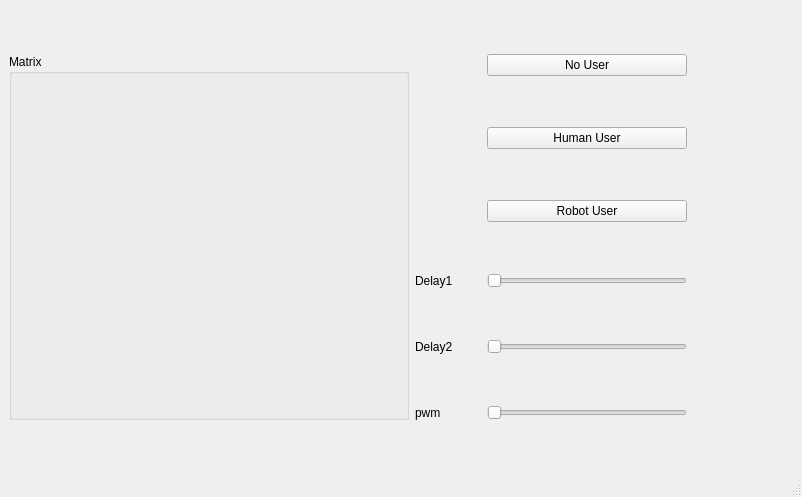
Festo-se/phand-ros, file festo_pressure_sensors/scripts/pressure_sensors.ui: the form before one commit.
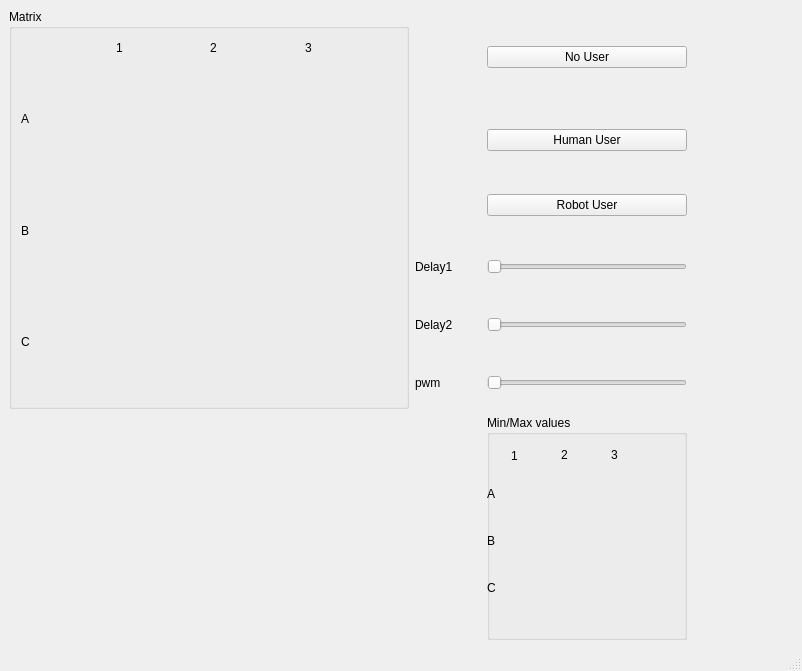
The form after the commit.

Commit message: GUI displays MIN/MAX values for each sensor

What changed in the file:
```diff
--- a/festo_pressure_sensors/scripts/pressure_sensors.ui
+++ b/festo_pressure_sensors/scripts/pressure_sensors.ui
@@ -7,7 +7,7 @@
     <x>0</x>
     <y>0</y>
     <width>802</width>
-    <height>497</height>
+    <height>671</height>
    </rect>
   </property>
   <property name="windowTitle">
@@ -70,24 +70,6 @@
       </property>
      </widget>
     </item>
-    <item row="0" column="0" rowspan="6">
-     <widget class="QGroupBox" name="groupBox">
-      <property name="minimumSize">
-       <size>
-        <width>400</width>
-        <height>0</height>
-       </size>
-      </property>
-      <property name="title">
-       <string>Matrix</string>
-      </property>
-      <layout class="QGridLayout" name="gridLayout_3">
-       <item row="0" column="0">
-        <layout class="QGridLayout" name="gl_pmatrix"/>
-       </item>
-      </layout>
-     </widget>
-    </item>
     <item row="3" column="2">
      <widget class="QSlider" name="hs_delay1">
       <property name="maximumSize">
@@ -177,6 +159,261 @@
       </property>
      </widget>
     </item>
+    <item row="0" column="0" rowspan="6">
+     <widget class="QGroupBox" name="groupBox">
+      <property name="minimumSize">
+       <size>
+        <width>400</width>
+        <height>400</height>
+       </size>
+      </property>
+      <property name="title">
+       <string>Matrix</string>
+      </property>
+      <layout class="QGridLayout" name="gridLayout_3">
+       <item row="1" column="1">
+        <layout class="QGridLayout" name="gl_pmatrix"/>
+       </item>
+       <item row="1" column="0">
+        <layout class="QVBoxLayout" name="verticalLayout">
+         <property name="spacing">
+          <number>2</number>
+         </property>
+         <property name="sizeConstraint">
+          <enum>QLayout::SetMinAndMaxSize</enum>
+         </property>
+         <item>
+          <widget class="QLabel" name="label_9">
+           <property name="maximumSize">
+            <size>
+             <width>20</width>
+             <height>16777215</height>
+            </size>
+           </property>
+           <property name="text">
+            <string>A</string>
+           </property>
+          </widget>
+         </item>
+         <item>
+          <widget class="QLabel" name="label_8">
+           <property name="maximumSize">
+            <size>
+             <width>20</width>
+             <height>16777215</height>
+            </size>
+           </property>
+           <property name="text">
+            <string>B</string>
+           </property>
+          </widget>
+         </item>
+         <item>
+          <widget class="QLabel" name="label_7">
+           <property name="maximumSize">
+            <size>
+             <width>20</width>
+             <height>16777215</height>
+            </size>
+           </property>
+           <property name="text">
+            <string>C</string>
+           </property>
+          </widget>
+         </item>
+        </layout>
+       </item>
+       <item row="0" column="0" colspan="2">
+        <layout class="QHBoxLayout" name="horizontalLayout">
+         <property name="spacing">
+          <number>2</number>
+         </property>
+         <item>
+          <widget class="QLabel" name="label_13">
+           <property name="minimumSize">
+            <size>
+             <width>0</width>
+             <height>20</height>
+            </size>
+           </property>
+           <property name="text">
+            <string/>
+           </property>
+          </widget>
+         </item>
+         <item>
+          <widget class="QLabel" name="label_10">
+           <property name="maximumSize">
+            <size>
+             <width>16777215</width>
+             <height>20</height>
+            </size>
+           </property>
+           <property name="text">
+            <string>1</string>
+           </property>
+          </widget>
+         </item>
+         <item>
+          <widget class="QLabel" name="label_11">
+           <property name="maximumSize">
+            <size>
+             <width>16777215</width>
+             <height>20</height>
+            </size>
+           </property>
+           <property name="text">
+            <string>2</string>
+           </property>
+          </widget>
+         </item>
+         <item>
+          <widget class="QLabel" name="label_12">
+           <property name="maximumSize">
+            <size>
+             <width>16777215</width>
+             <height>20</height>
+            </size>
+           </property>
+           <property name="text">
+            <string>3</string>
+           </property>
+          </widget>
+         </item>
+        </layout>
+       </item>
+      </layout>
+     </widget>
+    </item>
+    <item row="6" column="2">
+     <widget class="QGroupBox" name="groupBox_2">
+      <property name="minimumSize">
+       <size>
+        <width>200</width>
+        <height>200</height>
+       </size>
+      </property>
+      <property name="title">
+       <string>Min/Max values</string>
+      </property>
+      <widget class="QWidget" name="gridLayoutWidget">
+       <property name="geometry">
+        <rect>
+         <x>29</x>
+         <y>60</y>
+         <width>141</width>
+         <height>131</height>
+        </rect>
+       </property>
+       <layout class="QGridLayout" name="gl_minmax" rowstretch="0" columnstretch="0" columnminimumwidth="0"/>
+      </widget>
+      <widget class="QWidget" name="verticalLayoutWidget_2">
+       <property name="geometry">
+        <rect>
+         <x>0</x>
+         <y>60</y>
+         <width>31</width>
+         <height>131</height>
+        </rect>
+       </property>
+       <layout class="QVBoxLayout" name="verticalLayout_2">
+        <property name="spacing">
+         <number>10</number>
+        </property>
+        <item>
+         <widget class="QLabel" name="label_14">
+          <property name="maximumSize">
+           <size>
+            <width>20</width>
+            <height>16777215</height>
+           </size>
+          </property>
+          <property name="text">
+           <string>A</string>
+          </property>
+         </widget>
+        </item>
+        <item>
+         <widget class="QLabel" name="label_15">
+          <property name="maximumSize">
+           <size>
+            <width>20</width>
+            <height>16777215</height>
+           </size>
+          </property>
+          <property name="text">
+           <string>B</string>
+          </property>
+         </widget>
+        </item>
+        <item>
+         <widget class="QLabel" name="label_16">
+          <property name="maximumSize">
+           <size>
+            <width>20</width>
+            <height>16777215</height>
+           </size>
+          </property>
+          <property name="text">
+           <string>C</string>
+          </property>
+         </widget>
+        </item>
+       </layout>
+      </widget>
+      <widget class="QWidget" name="horizontalLayoutWidget_2">
+       <property name="geometry">
+        <rect>
+         <x>0</x>
+         <y>20</y>
+         <width>171</width>
+         <height>41</height>
+        </rect>
+       </property>
+       <layout class="QHBoxLayout" name="horizontalLayout_2">
+        <item>
+         <widget class="QLabel" name="label_17">
+          <property name="maximumSize">
+           <size>
+            <width>20</width>
+            <height>16777215</height>
+           </size>
+          </property>
+          <property name="text">
+           <string>1</string>
+          </property>
+         </widget>
+        </item>
+        <item>
+         <widget class="QLabel" name="label_18">
+          <property name="maximumSize">
+           <size>
+            <width>20</width>
+            <height>20</height>
+           </size>
+          </property>
+          <property name="text">
+           <string>2</string>
+          </property>
+         </widget>
+        </item>
+        <item>
+         <widget class="QLabel" name="label_19">
+          <property name="maximumSize">
+           <size>
+            <width>20</width>
+            <height>20</height>
+           </size>
+          </property>
+          <property name="text">
+           <string>3</string>
+          </property>
+         </widget>
+        </item>
+       </layout>
+      </widget>
+     </widget>
+    </item>
    </layout>
   </widget>
   <widget class="QMenuBar" name="menubar">
```
The commit also changes 2 other files.
